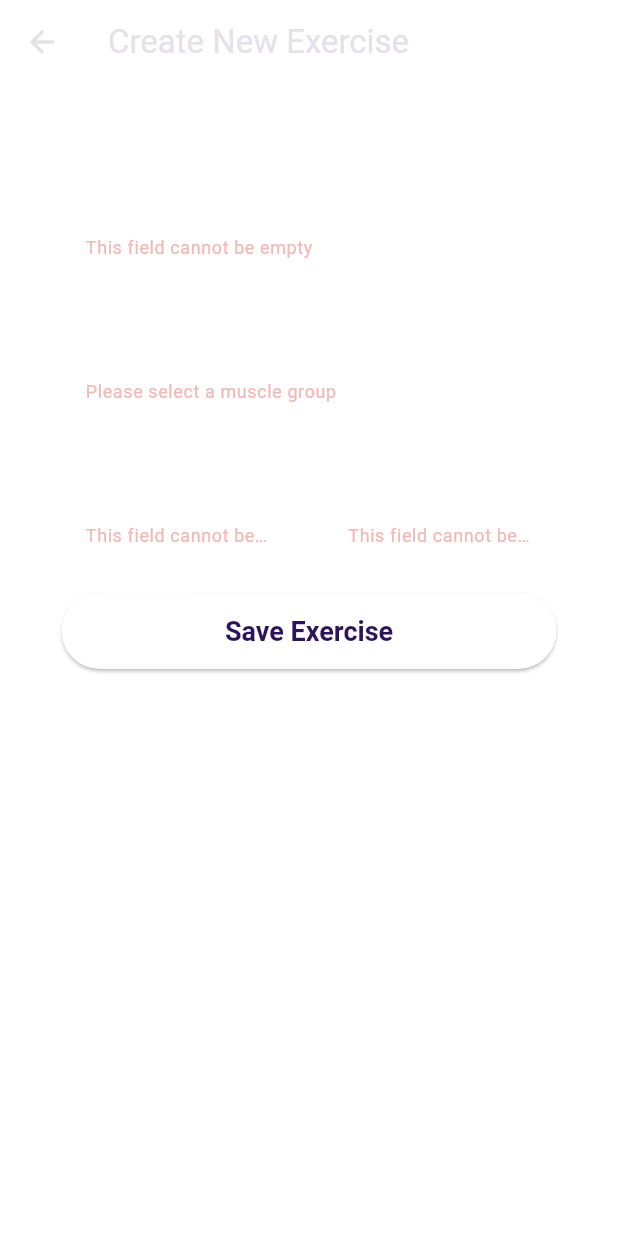
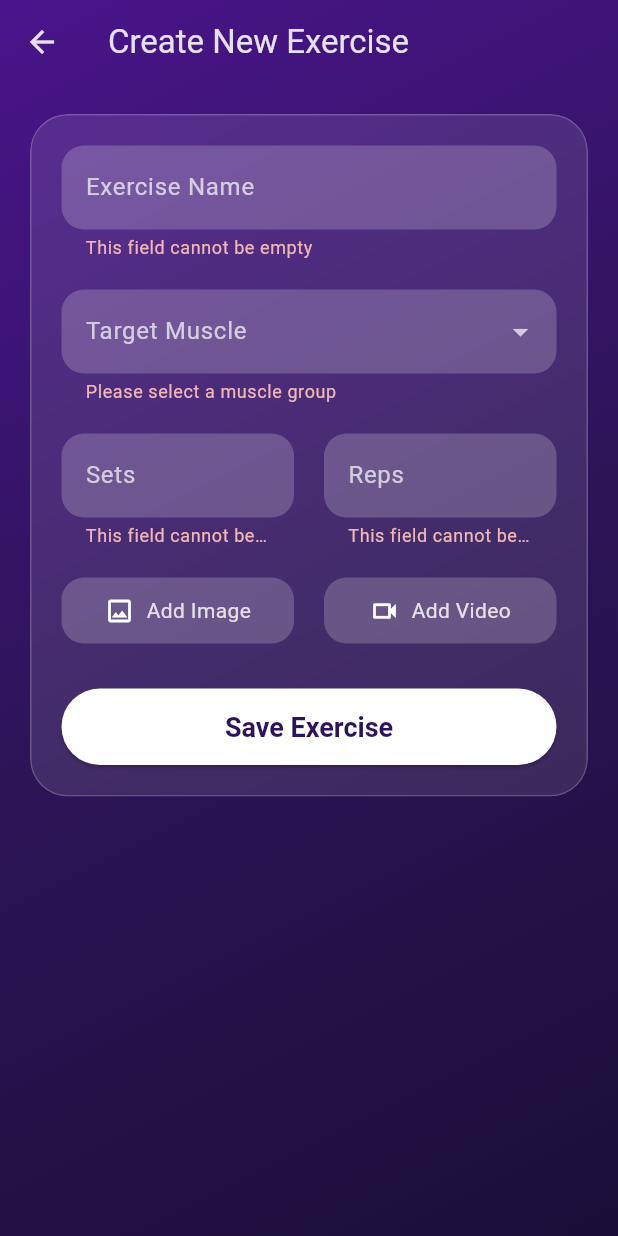
Before and after one commit to chebroluabhiram123456-coder/Fitlyf, a Flutter app: the AddExerciseScreen screen opened directly, after a tap on "Save Exercise", on a phone screen of 412 x 824 dp. Run offline on Flutter 3.47's test engine with Material 3 defaults, Android fonts, the phone set to English and light mode, and no system bars; our stand-ins replace fl_chart, image_picker.

Commit message:
Update add_exercise_screen.dart

```diff
--- a/lib/screens/add_exercise_screen.dart
+++ b/lib/screens/add_exercise_screen.dart
@@ -1,9 +1,10 @@
+import 'dart:io'; // Needed for file operations
 import 'package:flutter/material.dart';
 import 'package:provider/provider.dart';
 import 'package:fitlyf/providers/workout_provider.dart';
 import 'package:fitlyf/widgets/frosted_glass_card.dart';
+import 'package:image_picker/image_picker.dart'; // Import the new package
 
-// We convert it to a StatefulWidget to manage the form's state
 class AddExerciseScreen extends StatefulWidget {
   const AddExerciseScreen({Key? key}) : super(key: key);
 
@@ -18,6 +19,11 @@ class _AddExerciseScreenState extends State<AddExerciseScreen> {
   final _repsController = TextEditingController();
   String? _selectedMuscleGroup;
 
+  // State variables to hold the selected files
+  File? _imageFile;
+  File? _videoFile;
+  final ImagePicker _picker = ImagePicker();
+
   final List<String> _muscleGroups = [
     'Chest', 'Back', 'Shoulders', 'Biceps', 'Triceps', 'Legs', 'Abs', 'Cardio', 'Other'
   ];
@@ -30,6 +36,26 @@ class _AddExerciseScreenState extends State<AddExerciseScreen> {
     super.dispose();
   }
 
+  // Function to pick an image from the gallery
+  Future<void> _pickImage() async {
+    final XFile? pickedFile = await _picker.pickImage(source: ImageSource.gallery);
+    if (pickedFile != null) {
+      setState(() {
+        _imageFile = File(pickedFile.path);
+      });
+    }
+  }
+
+  // Function to pick a video from the gallery
+  Future<void> _pickVideo() async {
+    final XFile? pickedFile = await _picker.pickVideo(source: ImageSource.gallery);
+    if (pickedFile != null) {
+      setState(() {
+        _videoFile = File(pickedFile.path);
+      });
+    }
+  }
+
   void _saveForm() {
     if (_formKey.currentState!.validate()) {
       Provider.of<WorkoutProvider>(context, listen: false).addCustomExercise(
@@ -37,25 +63,35 @@ class _AddExerciseScreenState extends State<AddExerciseScreen> {
         targetMuscle: _selectedMuscleGroup!,
         sets: int.parse(_setsController.text),
         reps: int.parse(_repsController.text),
+        // Pass the file paths to the provider
+        imageUrl: _imageFile?.path,
+        videoUrl: _videoFile?.path,
       );
 
-      // Show a confirmation message
       ScaffoldMessenger.of(context).showSnackBar(
         SnackBar(
-          content: Text('${_nameController.text} added to your exercises!'),
+          content: Text('${_nameController.text} has been created!'),
           backgroundColor: Colors.green,
         ),
       );
 
-      // Go back to the previous screen
       Navigator.of(context).pop();
     }
   }
 
   @override
   Widget build(BuildContext context) {
-    return Scaffold(
-      backgroundColor: Colors.transparent, // Inherits the gradient
+    // THE FIX: Add the gradient background to match the rest of the app
+    return Container(
+      decoration: const BoxDecoration(
+        gradient: LinearGradient(
+          colors: [Color(0xFF4A148C), Color(0xFF2D1458), Color(0xFF1A0E38)],
+          begin: Alignment.topLeft,
+          end: Alignment.bottomRight,
+        ),
+      ),
+      child: Scaffold(
+        backgroundColor: Colors.transparent,
         appBar: AppBar(
           title: const Text('Create New Exercise'),
           backgroundColor: Colors.transparent,
@@ -98,6 +134,11 @@ class _AddExerciseScreenState extends State<AddExerciseScreen> {
                       ),
                     ],
                   ),
+                  const SizedBox(height: 20),
+
+                  // THE FIX: New section for image/video upload
+                  _buildMediaPicker(),
+
                   const SizedBox(height: 30),
                   ElevatedButton(
                     onPressed: _saveForm,
@@ -113,6 +154,57 @@ class _AddExerciseScreenState extends State<AddExerciseScreen> {
                 ],
               ),
             ),
+          ),
+        ),
+      ),
+    );
+  }
+
+  Widget _buildMediaPicker() {
+    return Column(
+      crossAxisAlignment: CrossAxisAlignment.start,
+      children: [
+        if (_imageFile != null) ...[
+          const Text("Image Preview:", style: TextStyle(color: Colors.white70)),
+          const SizedBox(height: 10),
+          ClipRRect(
+            borderRadius: BorderRadius.circular(15),
+            child: Image.file(_imageFile!, height: 150, width: double.infinity, fit: BoxFit.cover),
+          ),
+          const SizedBox(height: 20),
+        ],
+        Row(
+          children: [
+            Expanded(child: _buildPickerButton(icon: Icons.image_outlined, label: "Add Image", onTap: _pickImage)),
+            const SizedBox(width: 20),
+            Expanded(child: _buildPickerButton(icon: Icons.videocam_outlined, label: "Add Video", onTap: _pickVideo)),
+          ],
+        ),
+        if (_videoFile != null)
+          Padding(
+            padding: const EdgeInsets.only(top: 10.0),
+            child: Text('Video selected: ${_videoFile!.path.split('/').last}', style: const TextStyle(color: Colors.greenAccent), overflow: TextOverflow.ellipsis,),
+          ),
+      ],
+    );
+  }
+
+  Widget _buildPickerButton({required IconData icon, required String label, required VoidCallback onTap}) {
+    return GestureDetector(
+      onTap: onTap,
+      child: Container(
+        padding: const EdgeInsets.symmetric(vertical: 12),
+        decoration: BoxDecoration(
+          color: Colors.white.withOpacity(0.2),
+          borderRadius: BorderRadius.circular(15.0),
+        ),
+        child: Row(
+          mainAxisAlignment: MainAxisAlignment.center,
+          children: [
+            Icon(icon, size: 20),
+            const SizedBox(width: 8),
+            Text(label),
+          ],
         ),
       ),
     );
```
Lines whose indentation alone changed are shown as unchanged.
